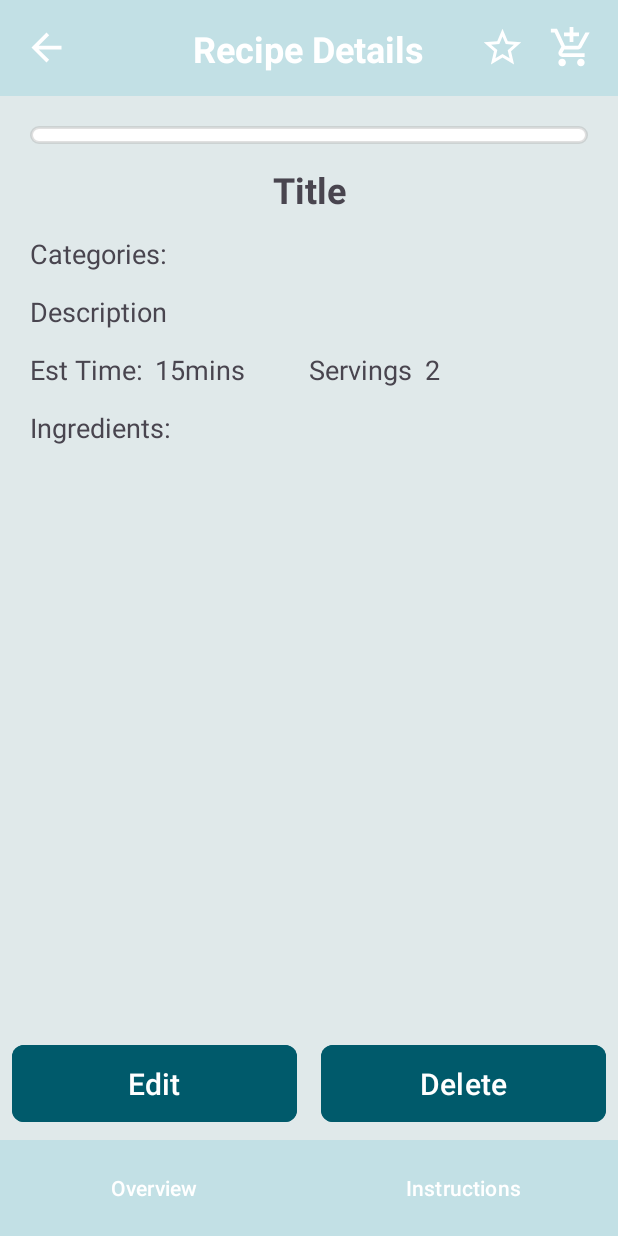
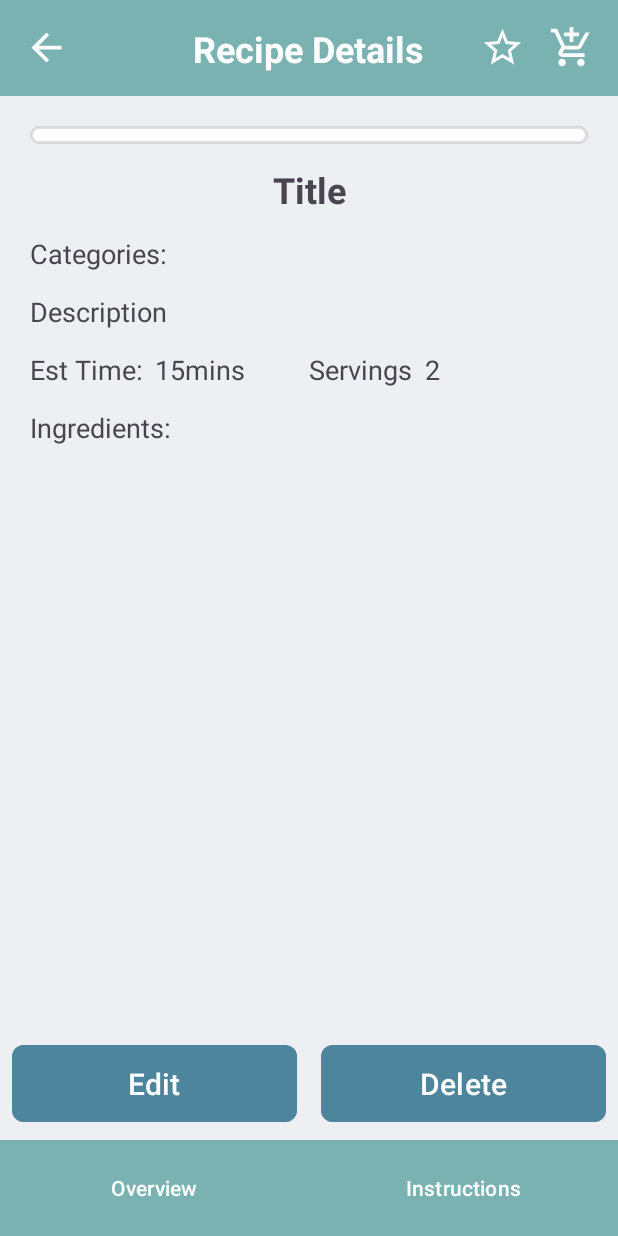
Before and after one commit to Soulstriderx/recipe-savinig, an Android app: the fragment RecipeDetailsFragment placed in its activity, on a phone screen of 412 x 824 dp. Run offline under Robolectric (Android 15) with nearby library versions, the phone set to English and light mode, and no system bars; our stand-ins replace Room's generated code; 2 statements that could not run were skipped.

Commit message:
Changed the main colors, Changed star color, added shop icon

```diff
--- /dev/null
+++ b/app/src/main/res/drawable/ic_shop_fill.xml
@@ -0,0 +1,5 @@
+<vector xmlns:android="http://schemas.android.com/apk/res/android" android:height="30dp" android:tint="@color/white" android:viewportHeight="24" android:viewportWidth="24" android:width="30dp">
+
+    <path android:fillColor="@android:color/white" android:pathData="M7,18c-1.1,0 -1.99,0.9 -1.99,2S5.9,22 7,22s2,-0.9 2,-2 -0.9,-2 -2,-2zM1,2v2h2l3.6,7.59 -1.35,2.45c-0.16,0.28 -0.25,0.61 -0.25,0.96 0,1.1 0.9,2 2,2h12v-2L7.42,15c-0.14,0 -0.25,-0.11 -0.25,-0.25l0.03,-0.12 0.9,-1.63h7.45c0.75,0 1.41,-0.41 1.75,-1.03l3.58,-6.49c0.08,-0.14 0.12,-0.31 0.12,-0.48 0,-0.55 -0.45,-1 -1,-1L5.21,4l-0.94,-2L1,2zM17,18c-1.1,0 -1.99,0.9 -1.99,2s0.89,2 1.99,2 2,-0.9 2,-2 -0.9,-2 -2,-2z"/>
+
+</vector>
--- a/app/src/main/res/drawable/ic_star_filled.xml
+++ b/app/src/main/res/drawable/ic_star_filled.xml
@@ -1,4 +1,4 @@
-<vector xmlns:android="http://schemas.android.com/apk/res/android" android:height="30dp" android:tint="@color/white" android:viewportHeight="24" android:viewportWidth="24" android:width="30dp">
+<vector xmlns:android="http://schemas.android.com/apk/res/android" android:height="30dp" android:tint="@color/yellow_orange" android:viewportHeight="24" android:viewportWidth="24" android:width="30dp">
 
     <path android:fillColor="@android:color/white" android:pathData="M12,17.27L18.18,21l-1.64,-7.03L22,9.24l-7.19,-0.61L12,2 9.19,8.63 2,9.24l5.46,4.73L5.82,21z"/>
 
--- a/app/src/main/res/values/colors.xml
+++ b/app/src/main/res/values/colors.xml
@@ -8,6 +8,7 @@
     <color name="green">#00FF00</color>
     <color name="blue">#0000FF</color>
     <color name="yellow">#FFFF00</color>
+    <color name="yellow_orange">#FFD500</color>
     <color name="orange">#FFAA00</color>
     <color name="purple">#AA00FF</color>
 
@@ -21,8 +22,8 @@
     <color name="color_error">#AA0000</color>
 
     <!--Project Colors-->
-    <color name="color_primary">#005A6B</color>
-    <color name="color_secondary">#C2E0E5</color>
-    <color name="color_background">#E0E9EA</color>
+    <color name="color_primary">#4d869c</color>
+    <color name="color_secondary">#7ab2b2</color>
+    <color name="color_background">#edeff3</color>
 
 </resources>
```
